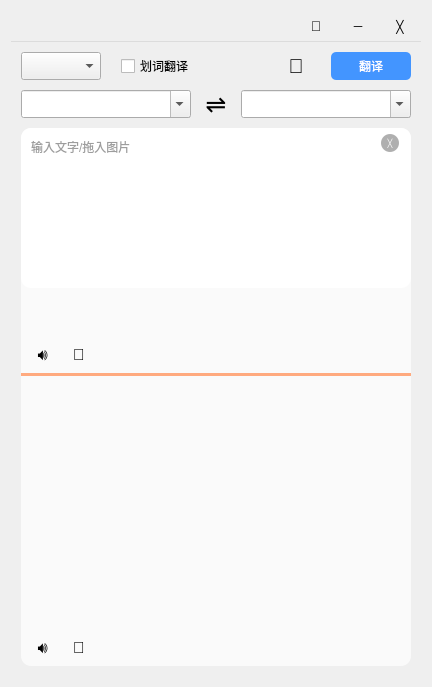
Above: translator/ui/MainWindow.ui from mtrdong/translator_pyqt5 before the change. Below: the same form after it.
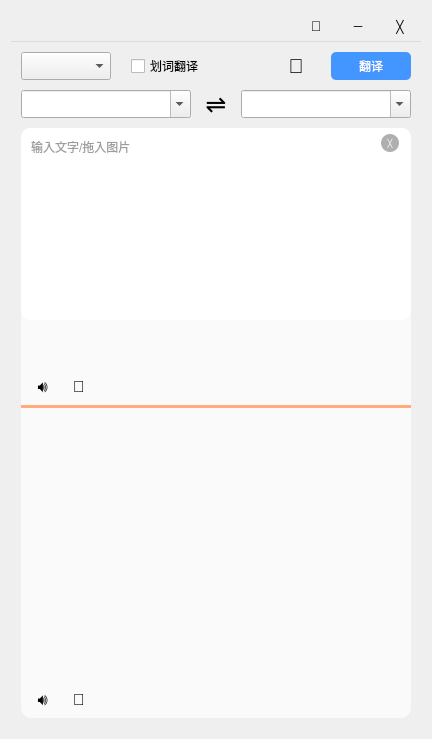
That is the form after the change.

Commit message: UI调整

```diff
--- a/translator/ui/MainWindow.ui
+++ b/translator/ui/MainWindow.ui
@@ -125,13 +125,13 @@
         <widget class="QComboBox" name="comboBox">
          <property name="minimumSize">
           <size>
-           <width>80</width>
+           <width>90</width>
            <height>28</height>
           </size>
          </property>
          <property name="maximumSize">
           <size>
-           <width>80</width>
+           <width>90</width>
            <height>28</height>
           </size>
          </property>
@@ -154,7 +154,7 @@
          </property>
          <property name="sizeHint" stdset="0">
           <size>
-           <width>40</width>
+           <width>20</width>
            <height>20</height>
           </size>
          </property>
@@ -213,7 +213,7 @@
        </property>
        <property name="sizeHint" stdset="0">
         <size>
-         <width>20</width>
+         <width>10</width>
          <height>10</height>
         </size>
        </property>
@@ -287,7 +287,7 @@
        </property>
        <property name="sizeHint" stdset="0">
         <size>
-         <width>20</width>
+         <width>10</width>
          <height>10</height>
         </size>
        </property>
@@ -322,12 +322,6 @@
             <height>110</height>
            </size>
           </property>
-          <property name="maximumSize">
-           <size>
-            <width>16777215</width>
-            <height>160</height>
-           </size>
-          </property>
           <property name="styleSheet">
            <string notr="true">QTextEdit {background-color: rgb(255, 255, 255); border-radius: 10px; font: 16px &quot;微软雅黑&quot;; color: rgb(60, 60, 60); padding: 6px;} QTextEdit:hover {border: 2px solid rgb(82, 186, 255);} QTextEdit:focus {border: 2px solid rgb(82, 186, 255);}</string>
           </property>
@@ -394,7 +388,7 @@
              <property name="sizeHint" stdset="0">
               <size>
                <width>20</width>
-               <height>115</height>
+               <height>20</height>
               </size>
              </property>
             </spacer>
@@ -519,7 +513,7 @@
                   </property>
                   <property name="sizeHint" stdset="0">
                    <size>
-                    <width>30</width>
+                    <width>20</width>
                     <height>20</height>
                    </size>
                   </property>
@@ -548,7 +542,7 @@
              <property name="minimumSize">
               <size>
                <width>390</width>
-               <height>260</height>
+               <height>280</height>
               </size>
              </property>
              <property name="styleSheet">
@@ -619,7 +613,7 @@
                 </property>
                 <property name="sizeHint" stdset="0">
                  <size>
-                  <width>30</width>
+                  <width>20</width>
                   <height>20</height>
                  </size>
                 </property>
```
Left out of the diff: 5 changed lines with no effect on the pictures. The commit also changes 2 other files.
